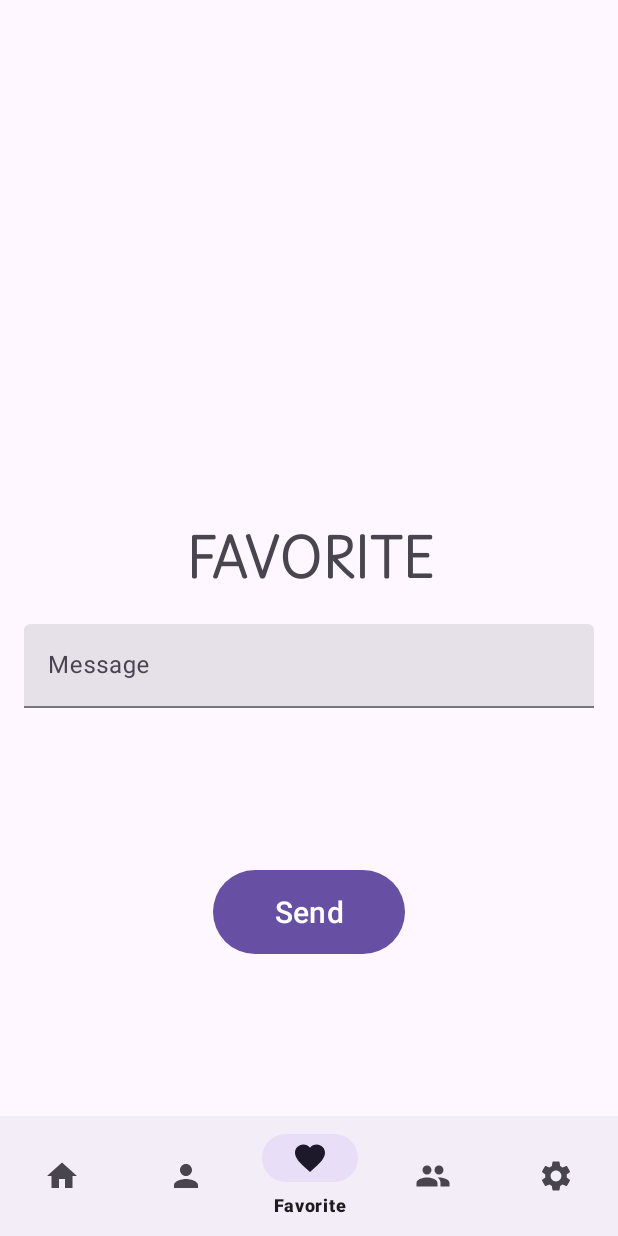
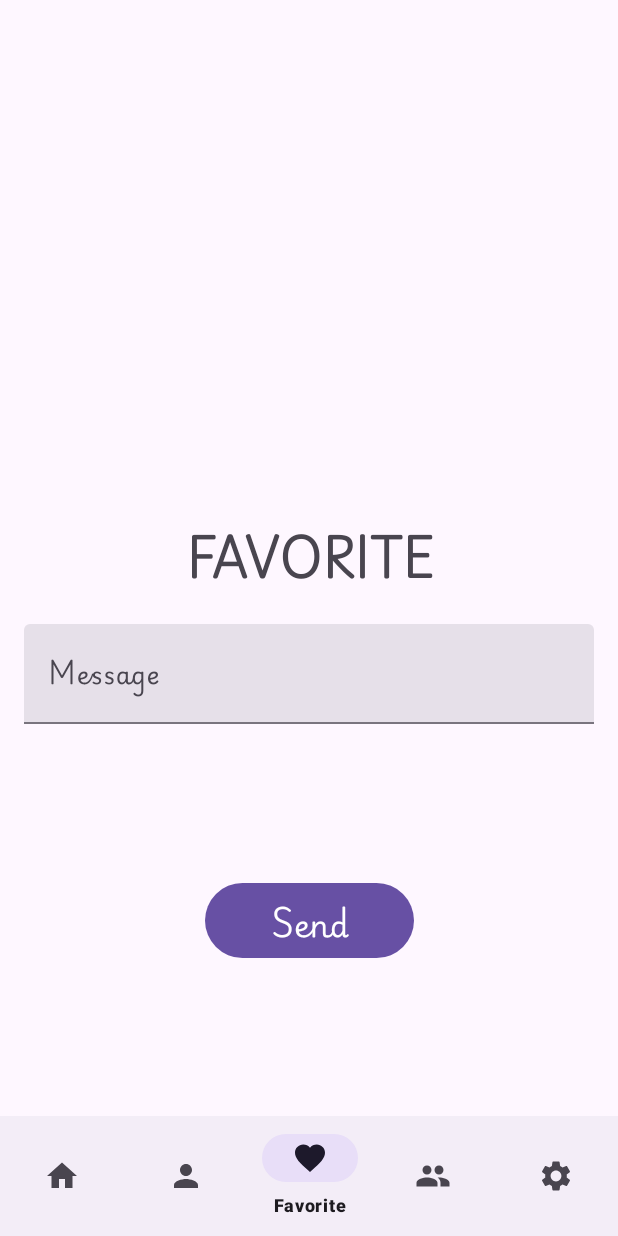
Before and after one commit to crewcrew3/Summer_Practice2024_Dergunova_Irina_Android, an Android app: the CoolPictureFragment screen opened through its navigation route, item 3 of the bottom bar chosen, on a phone screen of 412 x 824 dp. Run offline under Robolectric (Android 15) with nearby library versions, the phone set to English and light mode, and no system bars; our stand-ins replace navigation-ui.

Commit message:
some corrections

```diff
--- a/MyApplication2/app/src/main/java/ru/itis/myapplication2/CoolPictureFragment.kt
+++ b/MyApplication2/app/src/main/java/ru/itis/myapplication2/CoolPictureFragment.kt
@@ -13,7 +13,7 @@ class CoolPictureFragment : Fragment(R.layout.fragment_cool_picture) {
         super.onViewCreated(view, savedInstanceState)
         binding = FragmentCoolPictureBinding.bind(view)
 
-        val message = arguments?.getString(ARG_MESSAGE) ?: "To send a text fill in the field"
+        val message = arguments?.getString(ARG_MESSAGE)
 
         binding?.apply {
             tvMessage.text = "$message"
--- a/MyApplication2/app/src/main/java/ru/itis/myapplication2/MainActivity.kt
+++ b/MyApplication2/app/src/main/java/ru/itis/myapplication2/MainActivity.kt
@@ -9,6 +9,7 @@ import ru.itis.myapplication2.databinding.ActivityMainBinding
 
 class MainActivity : AppCompatActivity() {
 
+    //спасибо за совет про то что нужно сделать чтобы не писать каждый раз binding?.., но мне лень в каждом классе прописывать по два байдинга((
     private var binding: ActivityMainBinding? = null
 
     private var controller: NavController? = null
@@ -27,7 +28,7 @@ class MainActivity : AppCompatActivity() {
         }
     }
 
-    override fun onBackPressed() {
+    override fun onBackPressed() { //этот метод был на лекции, но я не стала смотреть аналоги и оставила как есть
         super.onBackPressed()
         controller?.navigateUp()
         //у контроллера навигация вперед, поэтому мы хотим ходить еще и назад
--- a/MyApplication2/app/src/main/java/ru/itis/myapplication2/MainFragment.kt
+++ b/MyApplication2/app/src/main/java/ru/itis/myapplication2/MainFragment.kt
@@ -13,7 +13,7 @@ class MainFragment : Fragment(R.layout.fragment_main) {
         super.onViewCreated(view, savedInstanceState)
         binding = FragmentMainBinding.bind(view)
 
-        val email = arguments?.getString(ARG_EMAIL) ?: "cutie"
+        val email = arguments?.getString(ARG_EMAIL)
 
         binding?.apply {
             tvAccountName.text = "Welcome $email!"
--- a/MyApplication2/app/src/main/res/layout/fragment_favorite.xml
+++ b/MyApplication2/app/src/main/res/layout/fragment_favorite.xml
@@ -19,6 +19,7 @@
 
         <com.google.android.material.textfield.TextInputEditText
             android:id="@+id/etMessage"
+            android:fontFamily="@font/font_playwrite_ng_modern"
             android:layout_width="match_parent"
             android:layout_height="wrap_content"
             android:inputType="text" />
@@ -38,8 +39,9 @@
 
     <Button
         android:id="@+id/send_button"
-        android:layout_width="128dp"
-        android:layout_height="64dp"
+        style="@style/AppText"
+        android:layout_width="139dp"
+        android:layout_height="58dp"
         android:gravity="center"
         android:text="@string/send_button"
         android:textSize="20sp"
--- a/MyApplication2/app/src/main/res/layout/fragment_registration.xml
+++ b/MyApplication2/app/src/main/res/layout/fragment_registration.xml
@@ -20,6 +20,7 @@
 
         <com.google.android.material.textfield.TextInputEditText
             android:id="@+id/etEmail"
+            android:fontFamily="@font/font_playwrite_ng_modern"
             android:layout_width="match_parent"
             android:layout_height="wrap_content"
             android:inputType="text" />
@@ -40,6 +41,7 @@
 
     <Button
         android:id="@+id/registration_button"
+        style="@style/AppText"
         android:layout_width="160dp"
         android:layout_height="57dp"
         android:gravity="center"
--- a/MyApplication2/app/src/main/res/navigation/main_graph.xml
+++ b/MyApplication2/app/src/main/res/navigation/main_graph.xml
@@ -22,9 +22,7 @@
         <action
             android:id="@+id/action_mainFragment_to_profileFragment"
             app:destination="@id/profileFragment"
-            app:enterAnim="@anim/nav_default_enter_anim"
-            app:popUpTo="@id/mainFragment"
-            app:popUpToInclusive="true" />
+            app:enterAnim="@anim/nav_default_enter_anim" />
     </fragment>
     <fragment
         android:id="@+id/profileFragment"
@@ -53,9 +51,7 @@
             android:id="@+id/action_favoriteFragment_to_coolPictureFragment"
             app:destination="@id/coolPictureFragment"
             app:enterAnim="@android:anim/slide_in_left"
-            app:popEnterAnim="@android:anim/slide_in_left"
-            app:popUpTo="@id/favoriteFragment"
-            app:popUpToInclusive="true" />
+            app:popEnterAnim="@android:anim/slide_in_left" />
     </fragment>
     <fragment
         android:id="@+id/friendsFragment"
@@ -76,8 +72,6 @@
             android:id="@+id/action_coolPictureFragment_to_favoriteFragment"
             app:destination="@id/favoriteFragment"
             app:enterAnim="@android:anim/slide_in_left"
-            app:popEnterAnim="@android:anim/slide_in_left"
-            app:popUpTo="@id/favoriteFragment"
-            app:popUpToInclusive="false" />
+            app:popEnterAnim="@android:anim/slide_in_left" />
     </fragment>
 </navigation>
```
